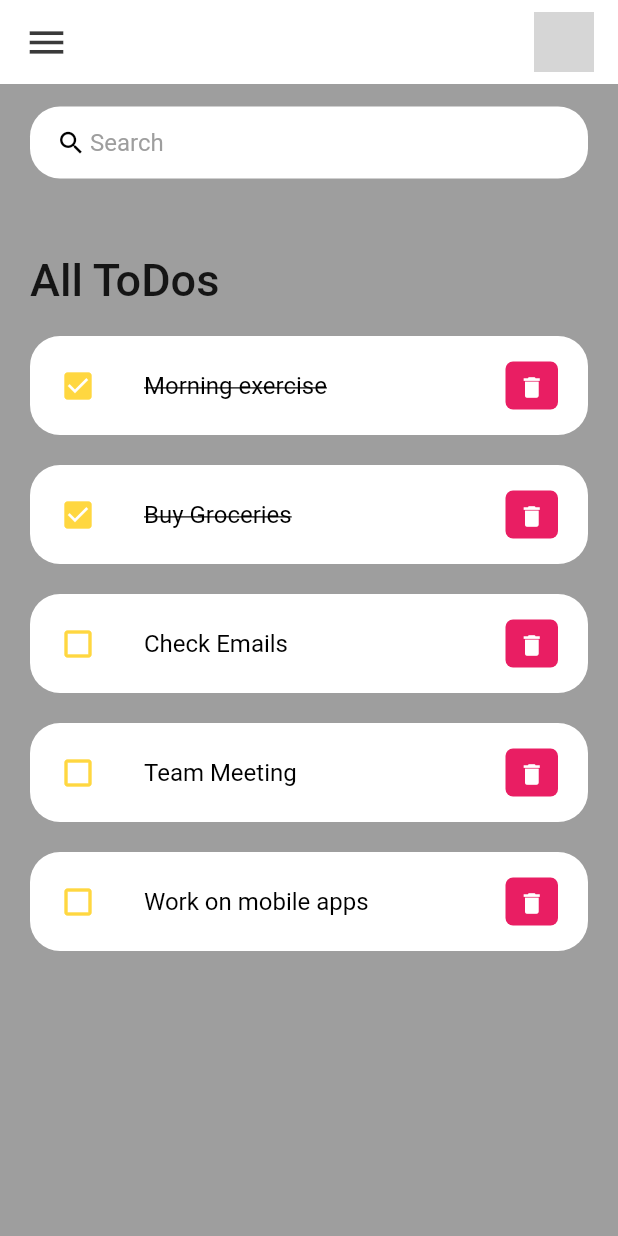
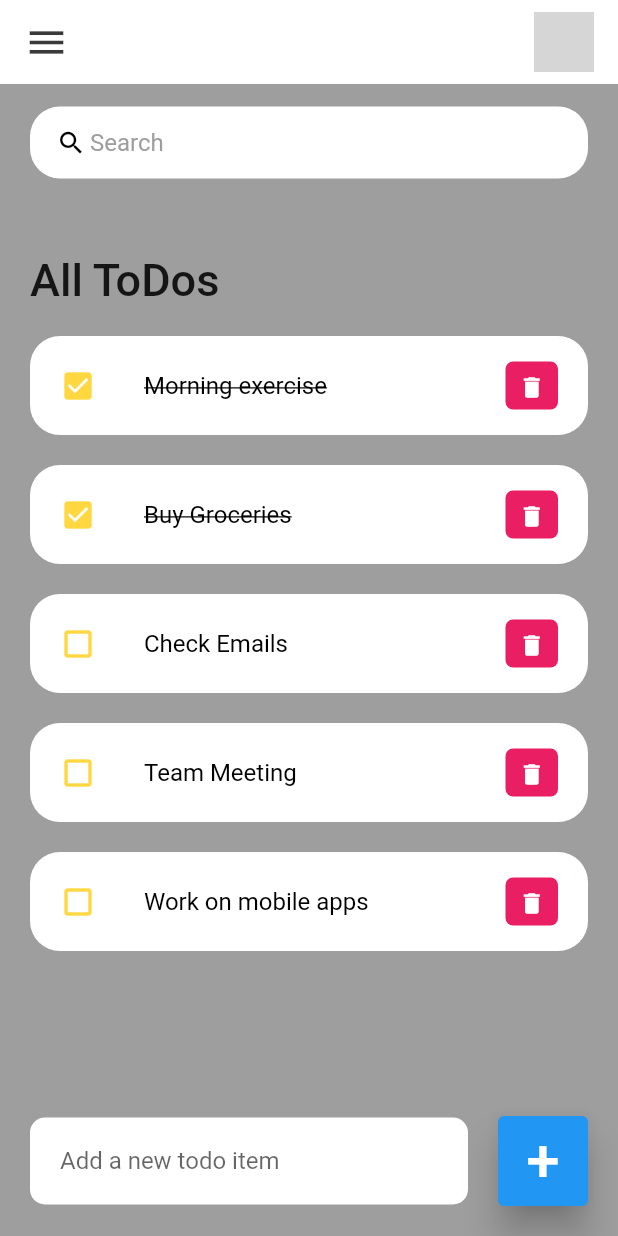
Before and after one commit to SorrenJ/ToDoApp, a Flutter app: the screen it shows after launch, on a phone screen of 412 x 824 dp. Run offline on Flutter 3.47's test engine with Material 2 defaults, Android fonts, the phone set to English and light mode, and no system bars; grey boxes are pictures that could not be loaded.

Commit message:
Completed static look

```diff
--- a/TodoApp/lib/home.dart
+++ b/TodoApp/lib/home.dart
@@ -14,7 +14,9 @@ class Home extends StatelessWidget{
     return Scaffold(
       backgroundColor: Colors.grey,
       appBar: buildAppBar(context),
-  body: Container (
+  body: Stack(
+  children: [
+  Container(
 padding: EdgeInsets.symmetric(
     horizontal: 20,
     vertical: 15
@@ -39,9 +41,52 @@ padding: EdgeInsets.symmetric(
       ],
     ),
     ),
+Align(
+  alignment:Alignment.bottomCenter,
+  child:Row(children:[
+    Expanded(child: Container(margin: EdgeInsets.only(bottom: 20, right: 20, left: 20,
+    ),
+    padding: EdgeInsets.symmetric(horizontal: 20, vertical: 5, ),
+        decoration: BoxDecoration(
+      color: Colors.white,
+      boxShadow: const [BoxShadow(
+        color: Colors.grey,
+        offset: Offset(0.0,0.0),
+      blurRadius:10.0,
+        spreadRadius:0.0,
+      ),],
+   borderRadius: BorderRadius.circular(10),
+
+    ),
+    child: TextField(
+      decoration: InputDecoration(
+        hintText:'Add a new todo item',
+        border: InputBorder.none
+
+      ),
+    ),
+    ),
+    ),
+  Container(
+    margin:EdgeInsets.only(bottom: 20,
+        right: 20
+    ),
+  child: ElevatedButton(
+    child:Text('+',style: TextStyle(fontSize: 40,),),
+    onPressed: () {},
+    style: ElevatedButton.styleFrom(
+      primary: Colors.blue,
+      minimumSize: Size(60,60),
+      elevation: 10,
+    )
+  )
+  )
+  ])
+),
+
+    ],
+  ),
     );
-
-
   }
 
   Widget searchBox() {
```
